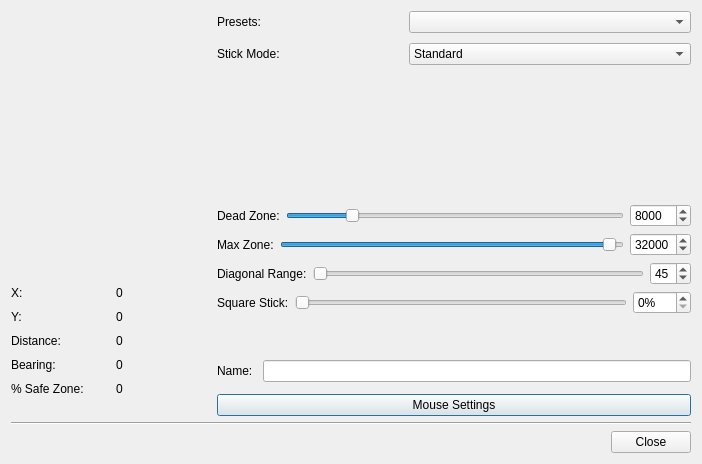
The window that src/joycontrolstickeditdialog.ui (AntiMicroX/antimicrox) describes before a commit, drawn with Qt 5.
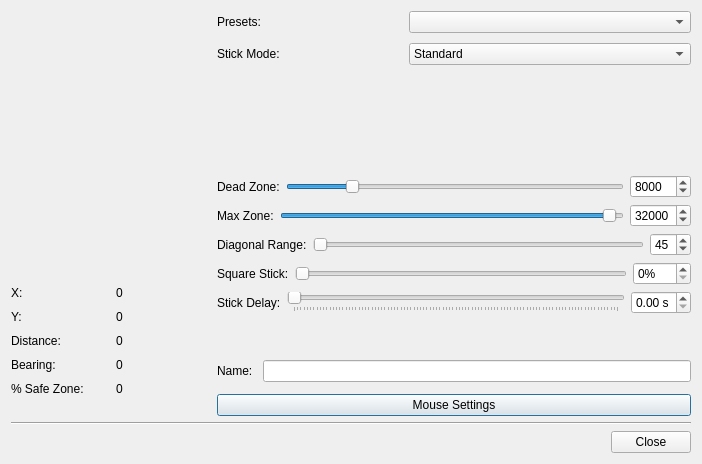
The same window after the commit. Icons and pictures are not drawn. Custom widgets are drawn as their Qt base class.

Commit message: Added UI to edit stick delay.

Diff of the .ui file:
```diff
--- a/src/joycontrolstickeditdialog.ui
+++ b/src/joycontrolstickeditdialog.ui
@@ -591,6 +591,70 @@
          </item>
         </layout>
        </item>
+       <item>
+        <layout class="QHBoxLayout" name="horizontalLayout_15">
+         <item>
+          <widget class="QLabel" name="stickDelayTitleLabel">
+           <property name="text">
+            <string>Stick Delay:</string>
+           </property>
+          </widget>
+         </item>
+         <item>
+          <widget class="QSlider" name="stickDelaySlider">
+           <property name="toolTip">
+            <string>Time lapsed before a direction change is taken into effect.</string>
+           </property>
+           <property name="minimum">
+            <number>0</number>
+           </property>
+           <property name="maximum">
+            <number>100</number>
+           </property>
+           <property name="singleStep">
+            <number>1</number>
+           </property>
+           <property name="pageStep">
+            <number>10</number>
+           </property>
+           <property name="value">
+            <number>0</number>
+           </property>
+           <property name="sliderPosition">
+            <number>0</number>
+           </property>
+           <property name="orientation">
+            <enum>Qt::Horizontal</enum>
+           </property>
+           <property name="tickPosition">
+            <enum>QSlider::TicksBelow</enum>
+           </property>
+           <property name="tickInterval">
+            <number>0</number>
+           </property>
+          </widget>
+         </item>
+         <item>
+          <widget class="QDoubleSpinBox" name="stickDelayDoubleSpinBox">
+           <property name="toolTip">
+            <string>Time lapsed before a direction change is taken into effect.</string>
+           </property>
+           <property name="suffix">
+            <string> s</string>
+           </property>
+           <property name="decimals">
+            <number>2</number>
+           </property>
+           <property name="maximum">
+            <double>1.000000000000000</double>
+           </property>
+           <property name="singleStep">
+            <double>0.010000000000000</double>
+           </property>
+          </widget>
+         </item>
+        </layout>
+       </item>
        <item>
         <spacer name="verticalSpacer">
          <property name="orientation">
```
The commit also changes 4 other files.
